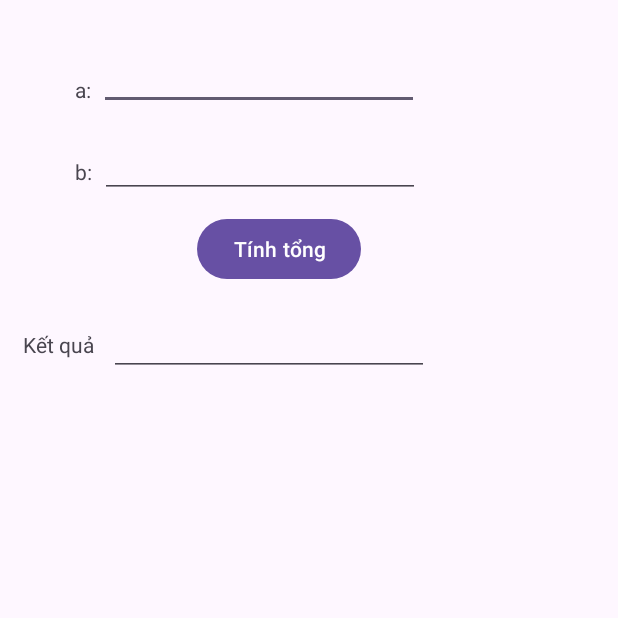
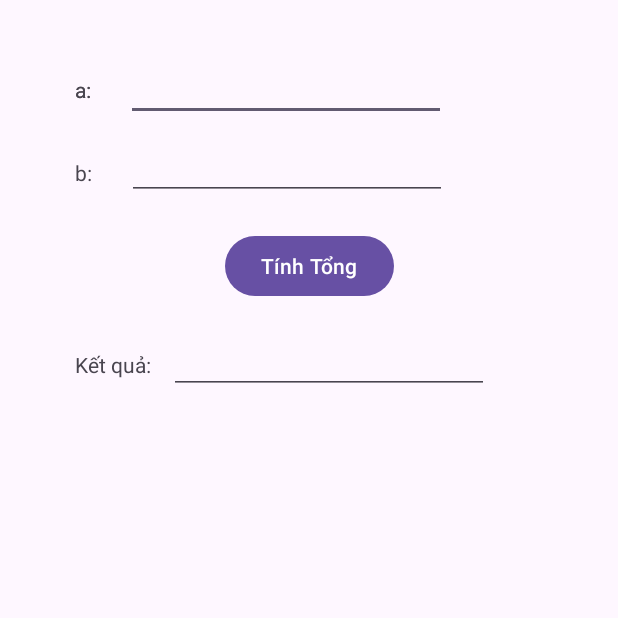
Before and after one commit to vckhoa1214/63134338-AndroidProgramming, an Android app: the screen it shows after launch (MainActivity), on a phone screen of 412 x 824 dp, the top half of it. Run offline under Robolectric (Android 15) with nearby library versions, the phone set to English and light mode, and no system bars.

Commit message:
Update Ex3

```diff
--- a/Ex3_SimpleSumApp/AppCong/app/src/main/java/vckhoa/appcong/MainActivity.java
+++ b/Ex3_SimpleSumApp/AppCong/app/src/main/java/vckhoa/appcong/MainActivity.java
@@ -1,24 +1,29 @@
 package vckhoa.appcong;
 
+import androidx.appcompat.app.AppCompatActivity;
+
 import android.os.Bundle;
-
-import androidx.activity.EdgeToEdge;
-import androidx.appcompat.app.AppCompatActivity;
-import androidx.core.graphics.Insets;
-import androidx.core.view.ViewCompat;
-import androidx.core.view.WindowInsetsCompat;
+import android.view.View;
+import android.widget.EditText;
 
 public class MainActivity extends AppCompatActivity {
 
     @Override
     protected void onCreate(Bundle savedInstanceState) {
         super.onCreate(savedInstanceState);
-        EdgeToEdge.enable(this);
         setContentView(R.layout.activity_main);
-        ViewCompat.setOnApplyWindowInsetsListener(findViewById(R.id.main), (v, insets) -> {
-            Insets systemBars = insets.getInsets(WindowInsetsCompat.Type.systemBars());
-            v.setPadding(systemBars.left, systemBars.top, systemBars.right, systemBars.bottom);
-            return insets;
-        });
+    }
+    public void XuLyCong(View view){
+        EditText edtA = findViewById(R.id.edtA);
+        EditText edtB = findViewById(R.id.edtB);
+        EditText edtKQ = findViewById(R.id.edtKQ);
+
+        double a = Double.parseDouble(edtA.getText().toString());
+        double b = Double.parseDouble(edtB.getText().toString());
+
+        double tong = a + b;
+
+        edtKQ.setText(String.valueOf(tong));
+
     }
 }
--- a/Ex3_SimpleSumApp/AppCong/app/src/main/res/layout/activity_main.xml
+++ b/Ex3_SimpleSumApp/AppCong/app/src/main/res/layout/activity_main.xml
@@ -2,13 +2,22 @@
 <androidx.constraintlayout.widget.ConstraintLayout xmlns:android="http://schemas.android.com/apk/res/android"
     xmlns:app="http://schemas.android.com/apk/res-auto"
     xmlns:tools="http://schemas.android.com/tools"
-    android:id="@+id/main"
     android:layout_width="match_parent"
     android:layout_height="match_parent"
     tools:context=".MainActivity">
 
     <TextView
-        android:id="@+id/textView2"
+        android:id="@+id/textView"
+        android:layout_width="wrap_content"
+        android:layout_height="wrap_content"
+        android:layout_marginStart="50dp"
+        android:layout_marginTop="50dp"
+        android:text="a:"
+        app:layout_constraintStart_toStartOf="parent"
+        app:layout_constraintTop_toTopOf="parent" />
+
+    <TextView
+        android:id="@+id/textView"
         android:layout_width="wrap_content"
         android:layout_height="wrap_content"
         android:layout_marginStart="50dp"
@@ -21,64 +30,65 @@
         android:id="@+id/edtA"
         android:layout_width="wrap_content"
         android:layout_height="wrap_content"
-        android:layout_marginStart="5dp"
-        android:layout_marginTop="28dp"
+        android:layout_marginStart="23dp"
+        android:layout_marginTop="35dp"
         android:ems="10"
         android:inputType="text"
-        app:layout_constraintStart_toEndOf="@+id/textView2"
+        app:layout_constraintStart_toEndOf="@+id/textView"
         app:layout_constraintTop_toTopOf="parent" />
 
     <TextView
-        android:id="@+id/textView4"
+        android:id="@+id/textView2"
         android:layout_width="wrap_content"
         android:layout_height="wrap_content"
         android:layout_marginStart="50dp"
-        android:layout_marginTop="35dp"
+        android:layout_marginTop="36dp"
         android:text="b:"
         app:layout_constraintStart_toStartOf="parent"
-        app:layout_constraintTop_toBottomOf="@+id/textView2" />
+        app:layout_constraintTop_toBottomOf="@+id/textView" />
 
     <EditText
         android:id="@+id/edtB"
         android:layout_width="wrap_content"
         android:layout_height="wrap_content"
-        android:layout_marginStart="5dp"
-        android:layout_marginTop="13dp"
+        android:layout_marginStart="23dp"
+        android:layout_marginTop="7dp"
         android:ems="10"
         android:inputType="text"
-        app:layout_constraintStart_toEndOf="@+id/textView4"
+        app:layout_constraintStart_toEndOf="@+id/textView2"
         app:layout_constraintTop_toBottomOf="@+id/edtA" />
 
     <Button
         android:id="@+id/btnCong"
         android:layout_width="wrap_content"
         android:layout_height="wrap_content"
-        android:layout_marginTop="10dp"
-        android:layout_marginEnd="40dp"
-        android:text="Tính tổng"
+        android:layout_marginStart="121dp"
+        android:layout_marginTop="20dp"
+        android:layout_marginEnd="121dp"
+        android:onClick="XuLyCong"
+        android:text="Tính Tổng"
         app:layout_constraintEnd_toEndOf="parent"
         app:layout_constraintStart_toStartOf="parent"
         app:layout_constraintTop_toBottomOf="@+id/edtB" />
 
     <TextView
-        android:id="@+id/textView6"
+        android:id="@+id/textView3"
         android:layout_width="wrap_content"
         android:layout_height="wrap_content"
-        android:layout_marginStart="15dp"
-        android:layout_marginTop="30dp"
-        android:text="Kết quả"
+        android:layout_marginStart="50dp"
+        android:layout_marginTop="32dp"
+        android:text="Kết quả:"
         app:layout_constraintStart_toStartOf="parent"
         app:layout_constraintTop_toBottomOf="@+id/btnCong" />
 
     <EditText
-        android:id="@+id/editTextNumber"
+        android:id="@+id/edtKQ"
         android:layout_width="wrap_content"
         android:layout_height="wrap_content"
-        android:layout_marginStart="10dp"
-        android:layout_marginTop="15dp"
+        android:layout_marginStart="12dp"
+        android:layout_marginTop="16dp"
         android:ems="10"
-        android:inputType="number"
-        app:layout_constraintStart_toEndOf="@+id/textView6"
+        android:inputType="text"
+        app:layout_constraintStart_toEndOf="@+id/textView3"
         app:layout_constraintTop_toBottomOf="@+id/btnCong" />
-
 </androidx.constraintlayout.widget.ConstraintLayout>
```
